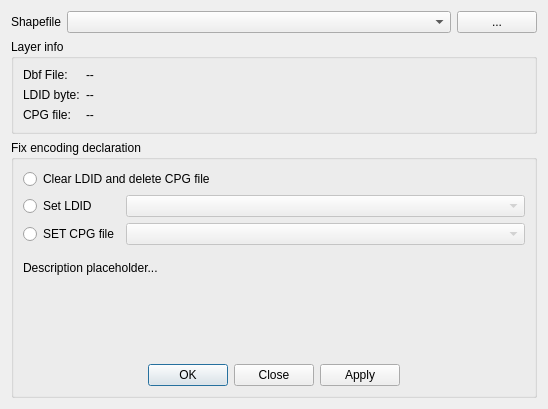
Before: the Qt Designer form shapefile_encoding_fixer/ui/dlgencodingfixerbase.ui in borysiasty/shapefile_encoding_fixer, drawn with Qt 5.
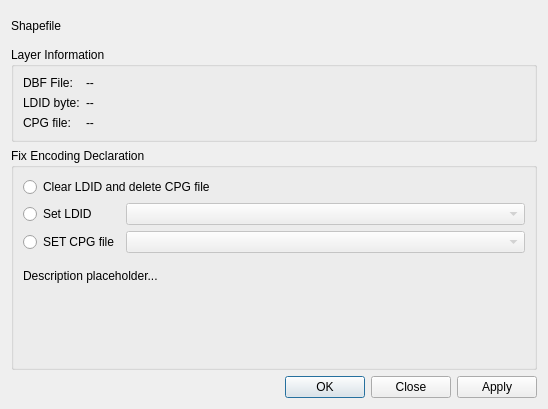
After: the same form once the commit is applied. Custom widgets are drawn as their Qt base class.

Commit message: Use QgsFileWidget, QgsSettings

```diff
--- a/shapefile_encoding_fixer/ui/dlgencodingfixerbase.ui
+++ b/shapefile_encoding_fixer/ui/dlgencodingfixerbase.ui
@@ -34,33 +34,17 @@
   </property>
   <layout class="QGridLayout" name="gridLayout_4">
    <item row="0" column="0">
-    <layout class="QGridLayout" name="gridLayout">
-     <item row="0" column="0" colspan="2">
-      <widget class="QLabel" name="label">
-       <property name="sizePolicy">
-        <sizepolicy hsizetype="Preferred" vsizetype="Fixed">
-         <horstretch>0</horstretch>
-         <verstretch>0</verstretch>
-        </sizepolicy>
-       </property>
-       <property name="text">
-        <string>Shapefile</string>
-       </property>
-       <property name="buddy">
-        <cstring>comboLayer</cstring>
-       </property>
-      </widget>
-     </item>
+    <layout class="QGridLayout" name="gridLayout" columnstretch="0,0,1,0">
      <item row="1" column="0" colspan="4">
       <widget class="QGroupBox" name="groupInfo">
        <property name="title">
-        <string>Layer info</string>
+        <string>Layer Information</string>
        </property>
        <layout class="QGridLayout" name="gridLayout_2">
         <item row="0" column="0">
          <widget class="QLabel" name="labelInfo1">
           <property name="text">
-           <string>Dbf File:</string>
+           <string>DBF File:</string>
           </property>
          </widget>
         </item>
@@ -120,42 +104,10 @@
        </layout>
       </widget>
      </item>
-     <item row="0" column="3">
-      <widget class="QPushButton" name="buttonFile">
-       <property name="minimumSize">
-        <size>
-         <width>48</width>
-         <height>0</height>
-        </size>
-       </property>
-       <property name="text">
-        <string>...</string>
-       </property>
-      </widget>
-     </item>
-     <item row="0" column="2">
-      <widget class="QComboBox" name="comboLayer">
-       <property name="sizePolicy">
-        <sizepolicy hsizetype="Expanding" vsizetype="Fixed">
-         <horstretch>0</horstretch>
-         <verstretch>0</verstretch>
-        </sizepolicy>
-       </property>
-       <property name="minimumSize">
-        <size>
-         <width>220</width>
-         <height>0</height>
-        </size>
-       </property>
-       <property name="focusPolicy">
-        <enum>Qt::WheelFocus</enum>
-       </property>
-      </widget>
-     </item>
      <item row="2" column="0" colspan="4">
       <widget class="QGroupBox" name="groupFix">
        <property name="title">
-        <string>Fix encoding declaration</string>
+        <string>Fix Encoding Declaration</string>
        </property>
        <layout class="QGridLayout" name="gridLayout_3">
         <item row="5" column="0" colspan="2">
@@ -270,22 +222,6 @@
           </property>
          </spacer>
         </item>
-        <item row="6" column="0" colspan="2">
-         <widget class="QDialogButtonBox" name="buttonBox">
-          <property name="focusPolicy">
-           <enum>Qt::NoFocus</enum>
-          </property>
-          <property name="orientation">
-           <enum>Qt::Horizontal</enum>
-          </property>
-          <property name="standardButtons">
-           <set>QDialogButtonBox::Apply|QDialogButtonBox::Close|QDialogButtonBox::Ok</set>
-          </property>
-          <property name="centerButtons">
-           <bool>true</bool>
-          </property>
-         </widget>
-        </item>
         <item row="0" column="0" colspan="2">
          <widget class="QRadioButton" name="radioClearLDID">
           <property name="enabled">
@@ -305,10 +241,51 @@
        </layout>
       </widget>
      </item>
+     <item row="0" column="2" colspan="2">
+      <widget class="QgsFileWidget" name="file_widget" native="true">
+       <property name="minimumSize">
+        <size>
+         <width>0</width>
+         <height>30</height>
+        </size>
+       </property>
+      </widget>
+     </item>
+     <item row="0" column="0" colspan="2">
+      <widget class="QLabel" name="label">
+       <property name="sizePolicy">
+        <sizepolicy hsizetype="Preferred" vsizetype="Fixed">
+         <horstretch>0</horstretch>
+         <verstretch>0</verstretch>
+        </sizepolicy>
+       </property>
+       <property name="text">
+        <string>Shapefile</string>
+       </property>
+      </widget>
+     </item>
     </layout>
    </item>
+   <item row="1" column="0">
+    <widget class="QDialogButtonBox" name="buttonBox">
+     <property name="focusPolicy">
+      <enum>Qt::NoFocus</enum>
+     </property>
+     <property name="standardButtons">
+      <set>QDialogButtonBox::Apply|QDialogButtonBox::Close|QDialogButtonBox::Ok</set>
+     </property>
+    </widget>
+   </item>
   </layout>
  </widget>
+ <customwidgets>
+  <customwidget>
+   <class>QgsFileWidget</class>
+   <extends>QWidget</extends>
+   <header>qgis.gui</header>
+   <container>1</container>
+  </customwidget>
+ </customwidgets>
  <tabstops>
   <tabstop>comboLayer</tabstop>
   <tabstop>buttonFile</tabstop>
```
Left out of the diff: 3 changed lines with no effect on the pictures. The commit also changes 1 other file.
